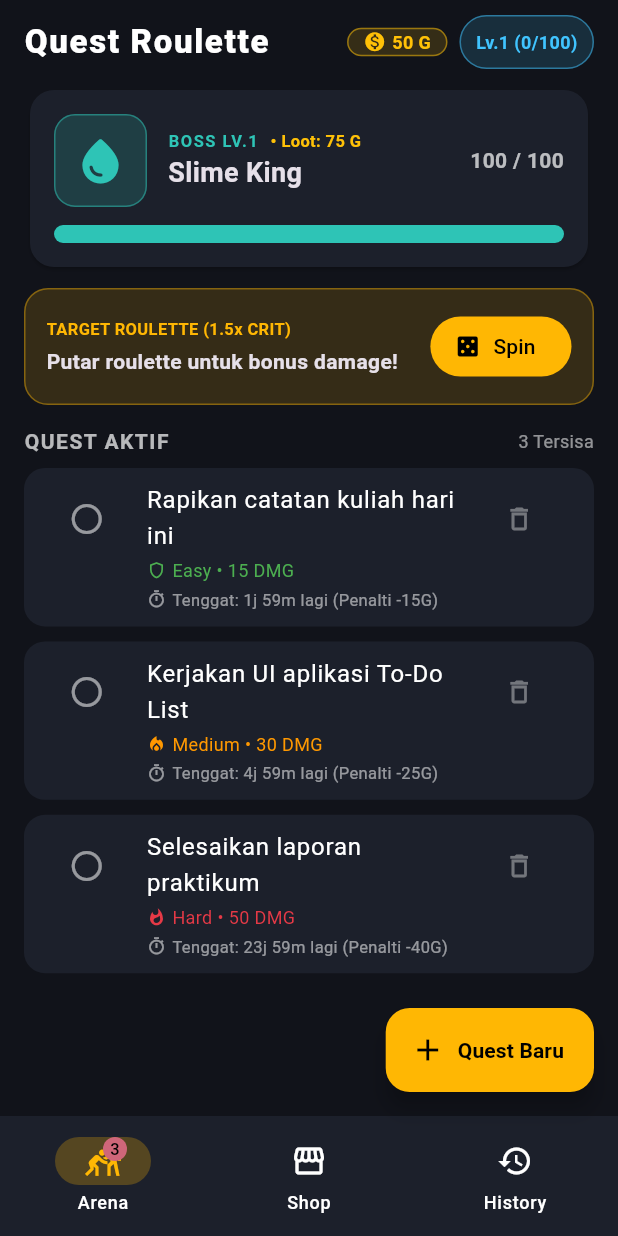
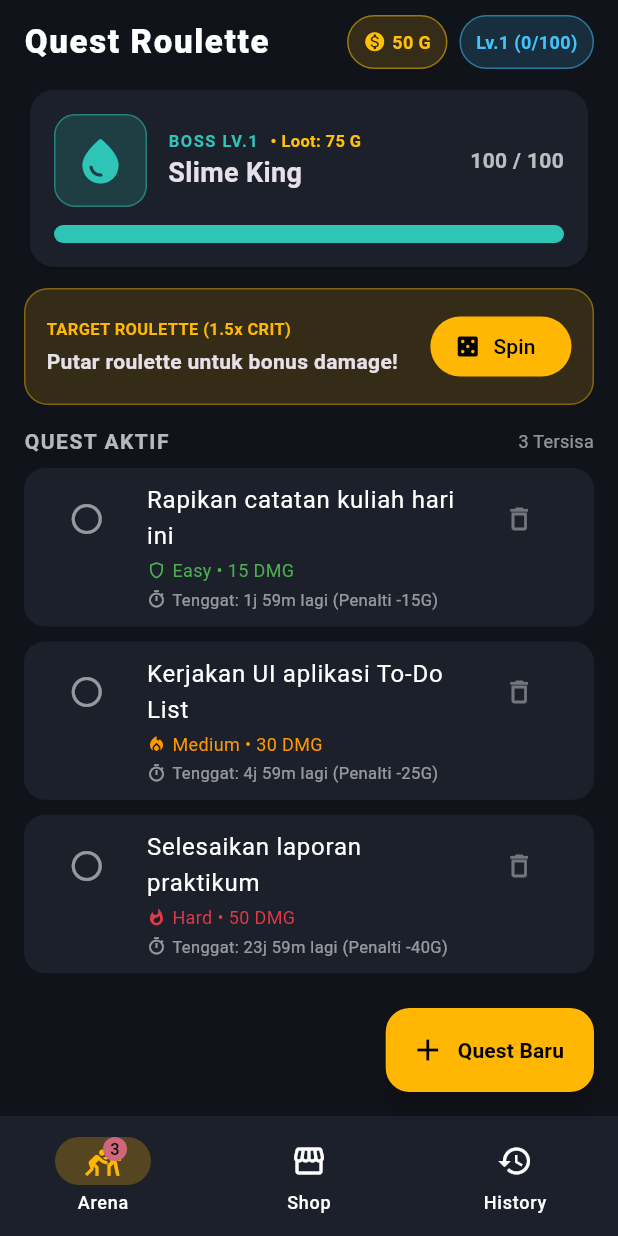
Before and after one commit to KaonWry/mocom-to-do-list, a Flutter app: the screen it shows after launch, on a phone screen of 412 x 824 dp. Run offline on Flutter 3.47's test engine with Material 3 defaults, Android fonts, the phone set to English and light mode, and no system bars; our stand-ins replace shared_preferences.

Commit message:
pill gold dah sehat ukurannya

```diff
--- a/lib/main.dart
+++ b/lib/main.dart
@@ -490,6 +490,7 @@ class _MainGameShellState extends State<MainGameShell> {
         ),
         actions: [
           Container(
+            height: 36,
             margin: const EdgeInsets.only(right: 8, top: 10, bottom: 10),
             padding: const EdgeInsets.symmetric(horizontal: 10),
             decoration: BoxDecoration(
@@ -497,7 +498,9 @@ class _MainGameShellState extends State<MainGameShell> {
               borderRadius: BorderRadius.circular(20),
               border: Border.all(color: Colors.amber.withValues(alpha: 0.5)),
             ),
+            child: Center(
               child: Row(
+                mainAxisSize: MainAxisSize.min,
                 children: [
                   const Icon(
                     Icons.monetization_on,
@@ -516,7 +519,9 @@ class _MainGameShellState extends State<MainGameShell> {
                 ],
               ),
             ),
+          ),
           Container(
+            height: 36,
             margin: const EdgeInsets.only(right: 16, top: 10, bottom: 10),
             padding: const EdgeInsets.symmetric(horizontal: 10),
             decoration: BoxDecoration(
```
Lines whose indentation alone changed are shown as unchanged.
